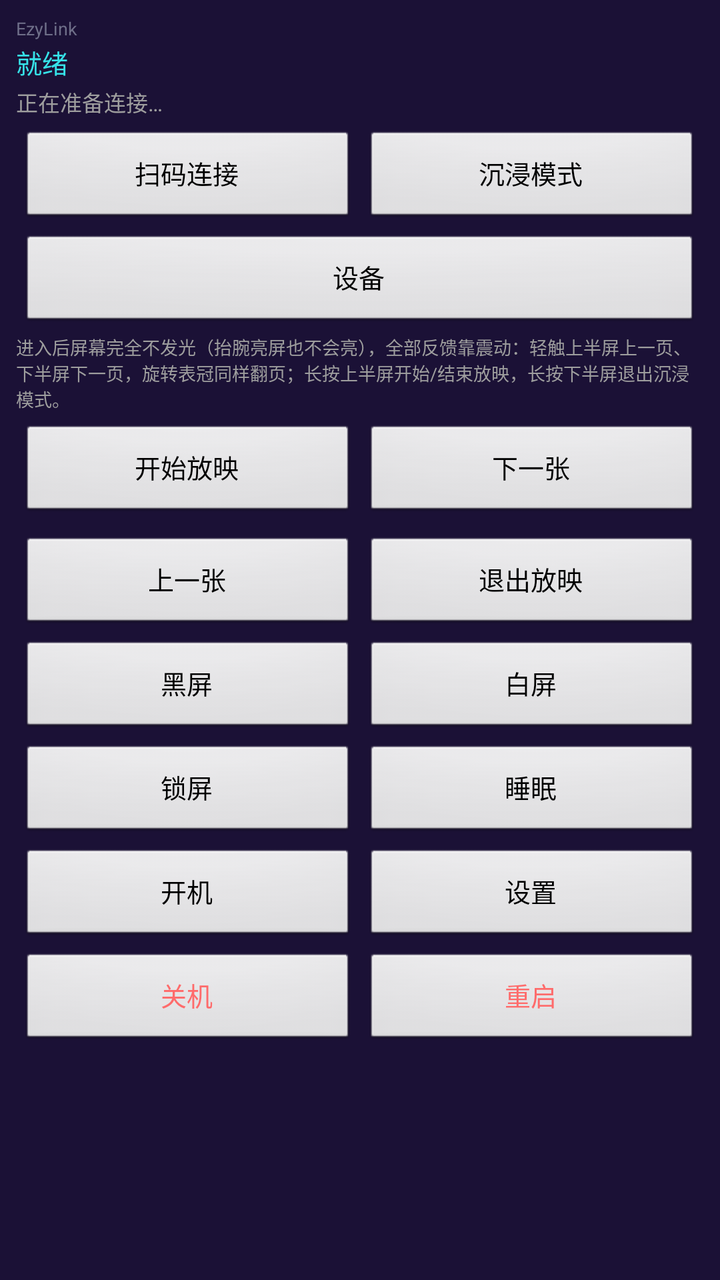
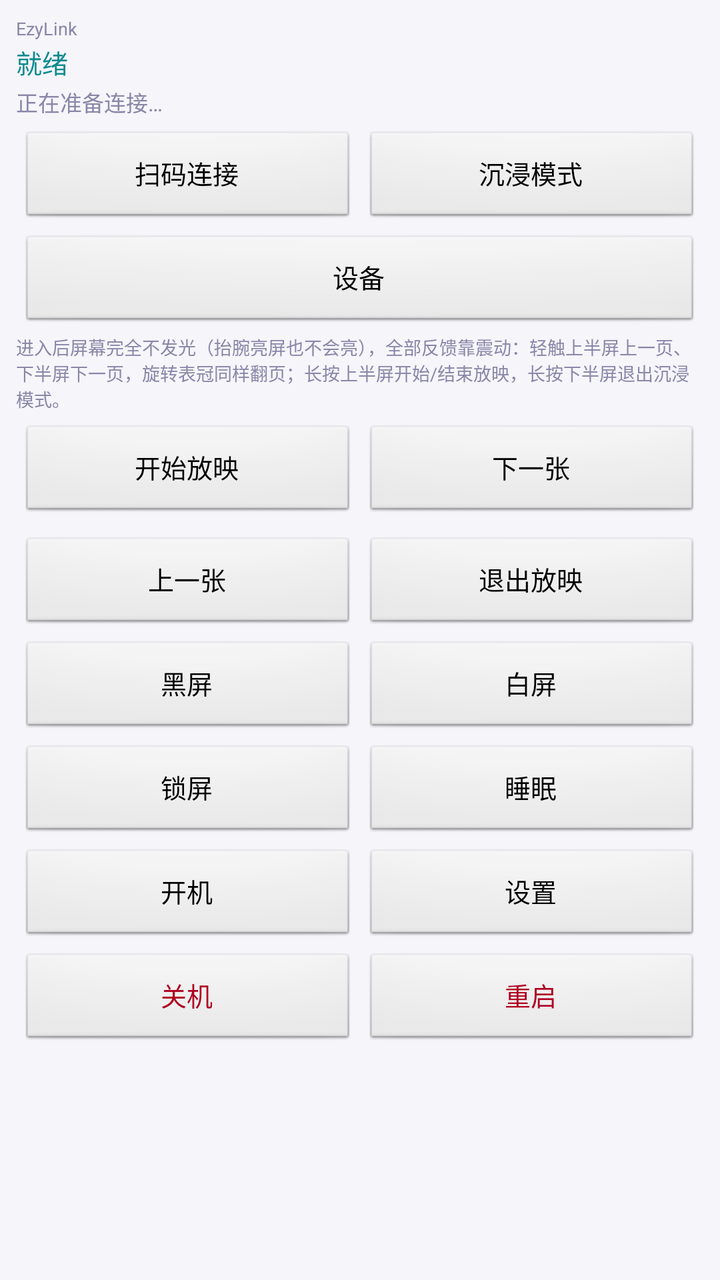

An Android layout rendered at two revisions. The XML below is the earlier revision; the diff shows what the commit changed to produce the second picture.
<!-- AndroidManifest.xml: application theme AppTheme -->
<!-- res/layout/activity_main.xml -->
<?xml version="1.0" encoding="utf-8"?>
<ScrollView xmlns:android="http://schemas.android.com/apk/res/android"
    android:id="@+id/scroll"
    android:layout_width="match_parent" android:layout_height="match_parent">
    <LinearLayout android:orientation="vertical"
        android:layout_width="match_parent" android:layout_height="wrap_content"
        android:padding="@dimen/scr_pad" android:gravity="center_horizontal">
        <TextView android:text="@string/app_name_en" android:textSize="9sp"
            android:textColor="#6E6E88" android:layout_marginBottom="1dp"
            android:layout_width="match_parent" android:layout_height="wrap_content"/>
        <TextView android:id="@+id/status" android:text="@string/status_ready"
            android:textSize="13sp" android:textColor="#36E2E8"
            android:layout_marginBottom="2dp"
            android:layout_width="match_parent" android:layout_height="wrap_content"/>
        <TextView android:id="@+id/connState" android:text="@string/conn_idle"
            android:textSize="11sp" android:textColor="#9E9E9E"
            android:layout_marginBottom="4dp"
            android:layout_width="match_parent" android:layout_height="wrap_content"/>
        <LinearLayout android:orientation="horizontal" android:layout_width="match_parent" android:layout_height="wrap_content">
            <Button android:id="@+id/btnScan" style="@style/Btn" android:text="@string/scan_connect"/>
            <Button android:id="@+id/btnImmersion" style="@style/Btn" android:text="@string/immersion_title"/>
        </LinearLayout>
        <LinearLayout android:orientation="horizontal" android:layout_width="match_parent" android:layout_height="wrap_content">
            <Button android:id="@+id/btnDevices" style="@style/Btn" android:text="@string/devices_title"/>
        </LinearLayout>
        <TextView android:id="@+id/immersionHintMain" android:text="@string/immersion_help"
            android:textSize="9sp" android:textColor="#9E9E9E"
            android:layout_marginBottom="4dp"
            android:layout_width="match_parent" android:layout_height="wrap_content"/>
        <LinearLayout android:orientation="horizontal" android:layout_width="match_parent"
            android:layout_marginBottom="4dp" android:layout_height="wrap_content">
            <Button android:id="@+id/btnStart" style="@style/Btn" android:text="开始放映"/>
            <Button android:id="@+id/btnNext" style="@style/Btn" android:text="下一张"/>
        </LinearLayout>
        <LinearLayout android:orientation="horizontal" android:layout_width="match_parent" android:layout_height="wrap_content">
            <Button android:id="@+id/btnPrev" style="@style/Btn" android:text="上一张"/>
            <Button android:id="@+id/btnExit" style="@style/Btn" android:text="退出放映"/>
        </LinearLayout>
        <LinearLayout android:orientation="horizontal" android:layout_width="match_parent" android:layout_height="wrap_content">
            <Button android:id="@+id/btnBlack" style="@style/Btn" android:text="黑屏"/>
            <Button android:id="@+id/btnWhite" style="@style/Btn" android:text="白屏"/>
        </LinearLayout>
        <LinearLayout android:orientation="horizontal" android:layout_width="match_parent" android:layout_height="wrap_content">
            <Button android:id="@+id/btnLock" style="@style/Btn" android:text="锁屏"/>
            <Button android:id="@+id/btnSleep" style="@style/Btn" android:text="睡眠"/>
        </LinearLayout>
        <LinearLayout android:orientation="horizontal" android:layout_width="match_parent" android:layout_height="wrap_content">
            <Button android:id="@+id/btnWol" style="@style/Btn" android:text="开机"/>
            <Button android:id="@+id/btnSettings" style="@style/Btn" android:text="设置"/>
        </LinearLayout>
        <LinearLayout android:orientation="horizontal" android:layout_width="match_parent" android:layout_height="wrap_content">
            <Button android:id="@+id/btnShutdown" style="@style/BtnDanger" android:text="关机"/>
            <Button android:id="@+id/btnRestart" style="@style/BtnDanger" android:text="重启"/>
        </LinearLayout>
    </LinearLayout>
</ScrollView>
<!-- resources referenced by this layout -->
<resources>
  <dimen name="scr_pad">8dp</dimen>
  <string name="app_name_en">EzyLink</string>
  <string name="conn_idle">正在准备连接…</string>
  <string name="devices_title">设备</string>
  <string name="immersion_help">进入后屏幕完全不发光（抬腕亮屏也不会亮），全部反馈靠震动：轻触上半屏上一页、下半屏下一页，旋转表冠同样翻页；长按上半屏开始/结束放映，长按下半屏退出沉浸模式。</string>
  <string name="immersion_title">沉浸模式</string>
  <string name="scan_connect">扫码连接</string>
  <string name="status_ready">就绪</string>
  <style name="Btn" parent="@android:style/Widget.Button">
          <item name="android:layout_width">0dp</item>
          <item name="android:layout_height">wrap_content</item>
          <item name="android:layout_weight">1</item>
          <item name="android:minHeight">@dimen/btn_minh</item>
          <item name="android:textSize">@dimen/btn_text</item>
          <item name="android:layout_margin">2dp</item>
      </style>
  <style name="BtnDanger" parent="@style/Btn">
          <item name="android:textColor">#FF6B6B</item>
      </style>
  <style name="AppTheme" parent="@android:style/Theme.DeviceDefault.NoActionBar">
          <item name="android:windowBackground">#1b1136</item>
      </style>
  <dimen name="btn_minh">42dp</dimen>
  <dimen name="btn_text">13sp</dimen>
</resources>

<!-- the commit's change to res/layout/activity_main.xml (unified diff, before → after) -->
@@ -1,4 +1,4 @@
-<?xml version="1.0" encoding="utf-8"?>
+﻿<?xml version="1.0" encoding="utf-8"?>
 <ScrollView xmlns:android="http://schemas.android.com/apk/res/android"
     android:id="@+id/scroll"
     android:layout_width="match_parent" android:layout_height="match_parent">
@@ -6,14 +6,14 @@
         android:layout_width="match_parent" android:layout_height="wrap_content"
         android:padding="@dimen/scr_pad" android:gravity="center_horizontal">
         <TextView android:text="@string/app_name_en" android:textSize="9sp"
-            android:textColor="#6E6E88" android:layout_marginBottom="1dp"
+            android:textColor="@color/fg_dim" android:layout_marginBottom="1dp"
             android:layout_width="match_parent" android:layout_height="wrap_content"/>
         <TextView android:id="@+id/status" android:text="@string/status_ready"
-            android:textSize="13sp" android:textColor="#36E2E8"
+            android:textSize="13sp" android:textColor="@color/accent"
             android:layout_marginBottom="2dp"
             android:layout_width="match_parent" android:layout_height="wrap_content"/>
         <TextView android:id="@+id/connState" android:text="@string/conn_idle"
-            android:textSize="11sp" android:textColor="#9E9E9E"
+            android:textSize="11sp" android:textColor="@color/fg_dim"
             android:layout_marginBottom="4dp"
             android:layout_width="match_parent" android:layout_height="wrap_content"/>
         <LinearLayout android:orientation="horizontal" android:layout_width="match_parent" android:layout_height="wrap_content">
@@ -24,7 +24,7 @@
             <Button android:id="@+id/btnDevices" style="@style/Btn" android:text="@string/devices_title"/>
         </LinearLayout>
         <TextView android:id="@+id/immersionHintMain" android:text="@string/immersion_help"
-            android:textSize="9sp" android:textColor="#9E9E9E"
+            android:textSize="9sp" android:textColor="@color/fg_dim"
             android:layout_marginBottom="4dp"
             android:layout_width="match_parent" android:layout_height="wrap_content"/>
         <LinearLayout android:orientation="horizontal" android:layout_width="match_parent"
<!-- resource entries referenced after the edit -->
@@ -1,5 +1,7 @@
 <!-- resources referenced by this layout -->
 <resources>
+  <color name="accent">#0a8a8f</color>
+  <color name="fg_dim">#8a86a8</color>
   <dimen name="scr_pad">8dp</dimen>
   <string name="app_name_en">EzyLink</string>
   <string name="conn_idle">正在准备连接…</string>
@@ -17,12 +19,14 @@
           <item name="android:layout_margin">2dp</item>
       </style>
   <style name="BtnDanger" parent="@style/Btn">
-          <item name="android:textColor">#FF6B6B</item>
+          <item name="android:textColor">@color/danger</item>
       </style>
   <style name="AppTheme" parent="@android:style/Theme.DeviceDefault.NoActionBar">
-          <item name="android:windowBackground">#1b1136</item>
+          <item name="android:windowBackground">@color/bg</item>
       </style>
   <dimen name="btn_minh">42dp</dimen>
   <dimen name="btn_text">13sp</dimen>
+  <color name="danger">#B00020</color>
+  <color name="bg">#f5f5fa</color>
 </resources>
 
